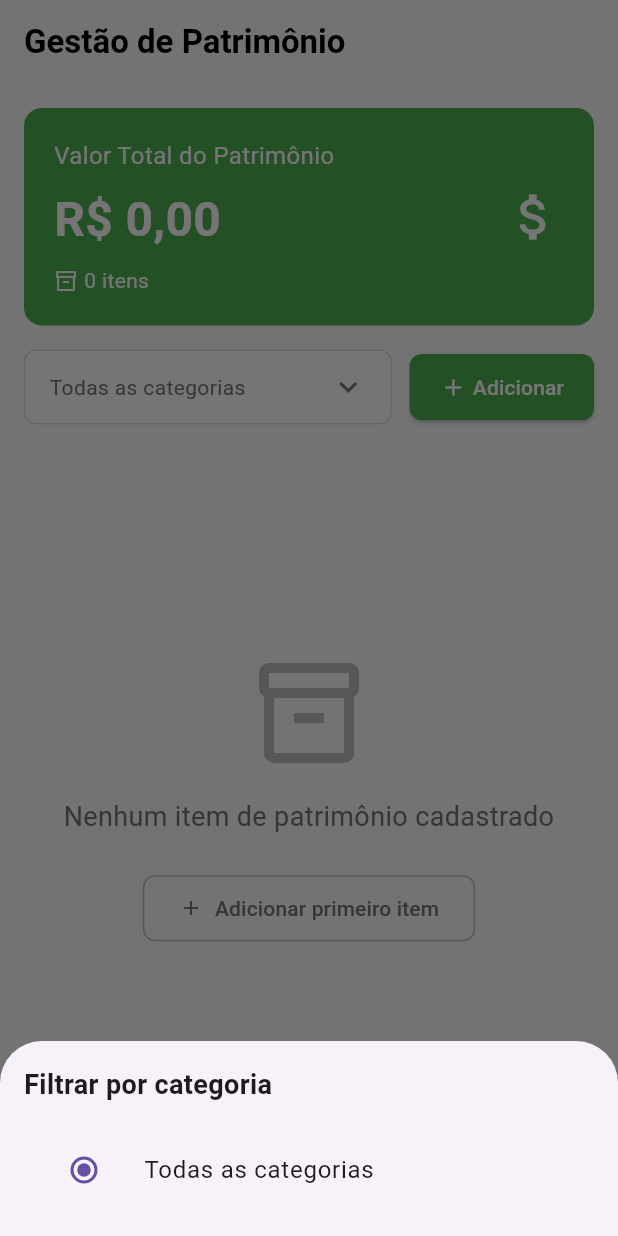
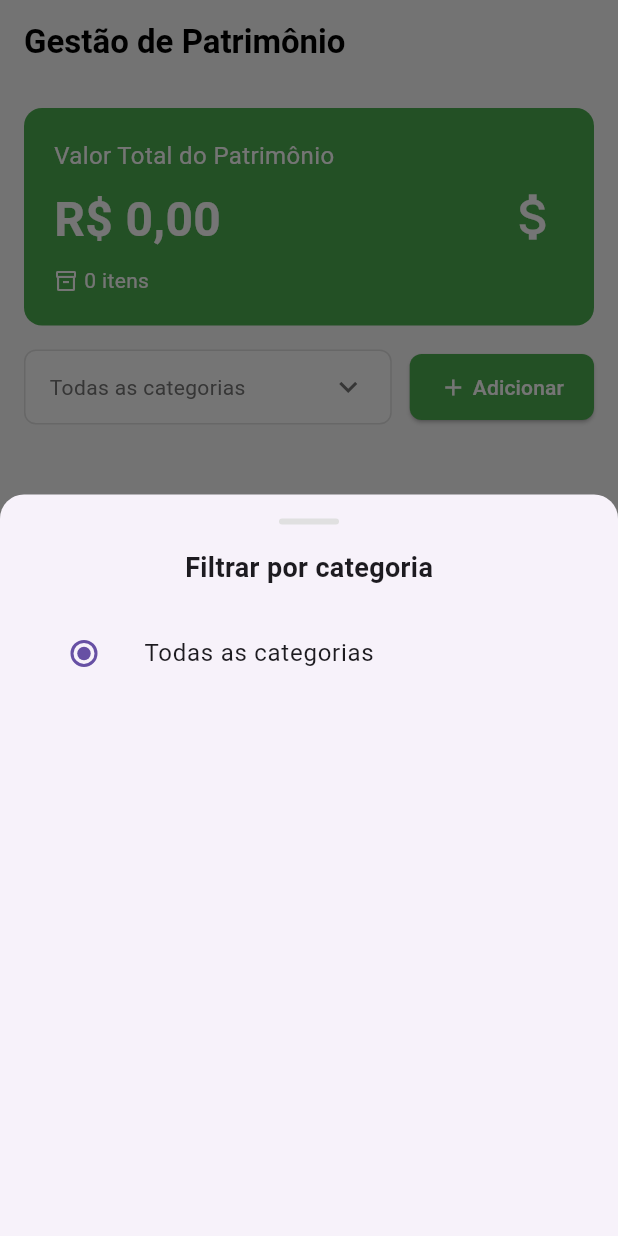
Before and after one commit to AdersonUchoa/projeto-patrimonios, a Flutter app: the screen it shows after launch, after a tap on "Todas as categorias", on a phone screen of 412 x 824 dp. Run offline on Flutter 3.47's test engine with Material 3 defaults, Android fonts, the phone set to English and light mode, and no system bars; our stand-ins replace sqflite, sqflite_common_ffi; accounts and stored records are empty.

Commit message:
fix: showModalBottomSheet

```diff
--- a/lib/screens/patrimonio_screen.dart
+++ b/lib/screens/patrimonio_screen.dart
@@ -92,17 +92,38 @@ class _PatrimonioScreenState extends State<PatrimonioScreen> {
 
     showModalBottomSheet(
       context: context,
-      builder: (context) => Container(
+      isScrollControlled: true,
+      shape: const RoundedRectangleBorder(
+        borderRadius: BorderRadius.vertical(top: Radius.circular(16)),
+      ),
+      builder: (context) => DraggableScrollableSheet(
+        initialChildSize: 0.6,
+        minChildSize: 0.3,
+        maxChildSize: 0.9,
+        expand: false,
+        builder: (context, scrollController) => Container(
           padding: const EdgeInsets.all(16),
           child: Column(
-          mainAxisSize: MainAxisSize.min,
-          crossAxisAlignment: CrossAxisAlignment.start,
             children: [
+              // Indicador de arrastar
+              Container(
+                width: 40,
+                height: 4,
+                margin: const EdgeInsets.only(bottom: 16),
+                decoration: BoxDecoration(
+                  color: Colors.grey[300],
+                  borderRadius: BorderRadius.circular(2),
+                ),
+              ),
               const Text(
                 'Filtrar por categoria',
                 style: TextStyle(fontSize: 18, fontWeight: FontWeight.bold),
               ),
               const SizedBox(height: 16),
+              Expanded(
+                child: ListView(
+                  controller: scrollController,
+                  children: [
                     ListTile(
                       title: const Text('Todas as categorias'),
                       leading: Radio<int?>(
@@ -134,6 +155,10 @@ class _PatrimonioScreenState extends State<PatrimonioScreen> {
                       ),
                     )),
                   ],
+                ),
+              ),
+            ],
+          ),
         ),
       ),
     );
```
Lines whose indentation alone changed are shown as unchanged.
